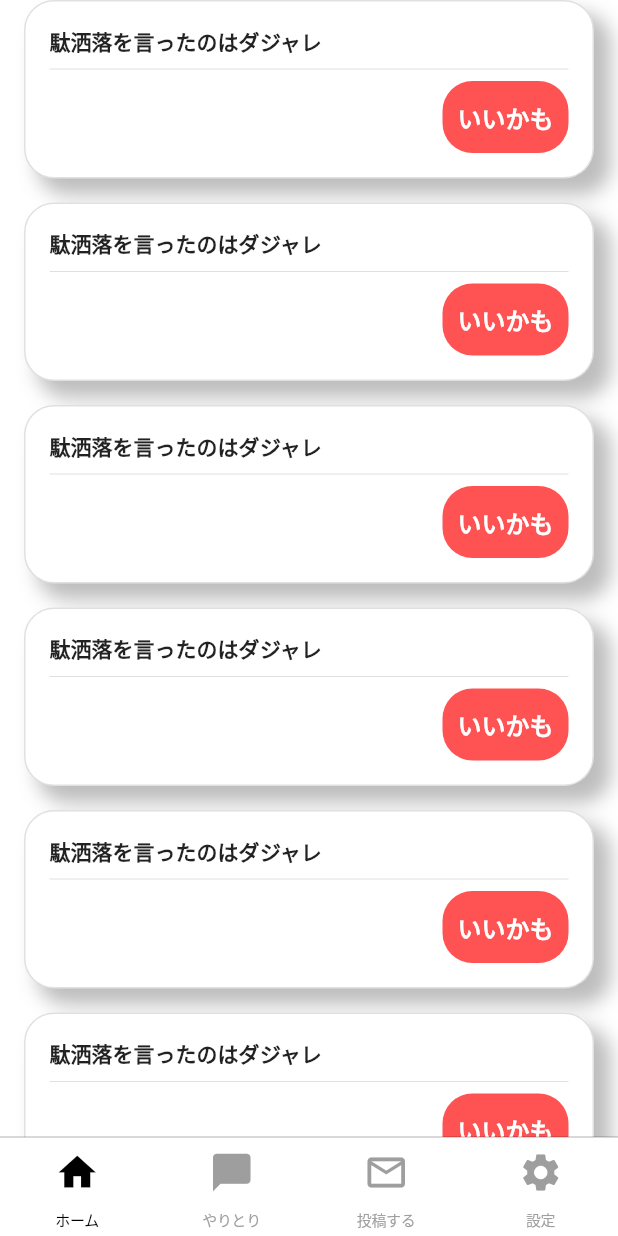
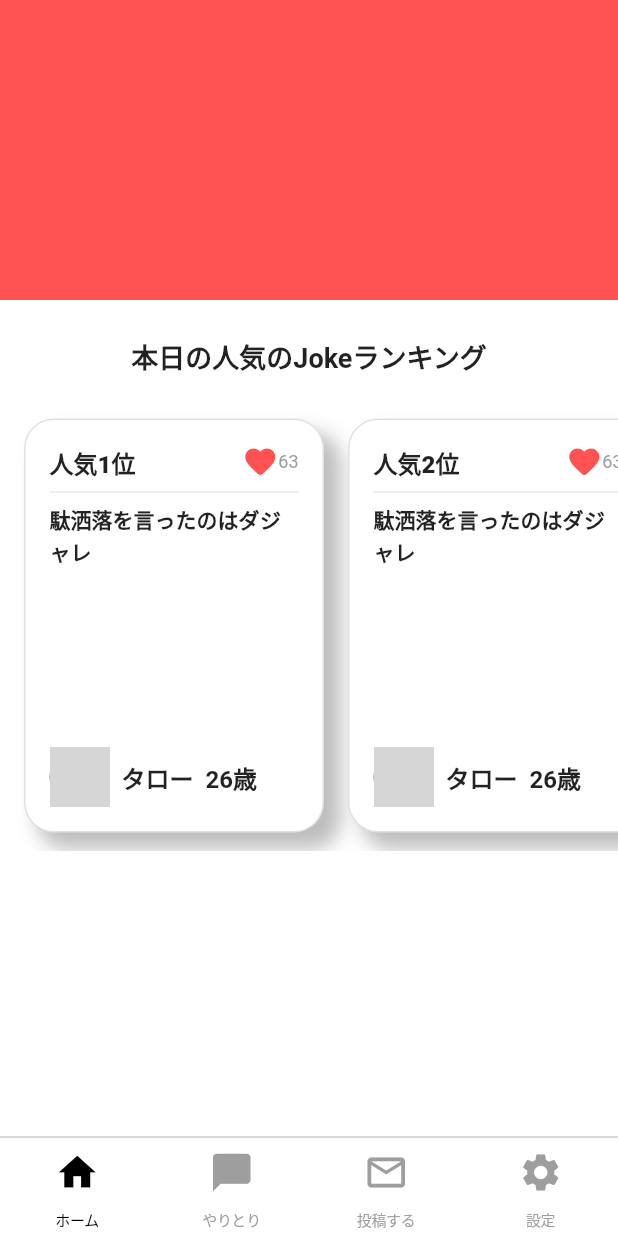
Before and after one commit to hideokawahara/flutter_3_dajare, a Flutter app: the screen it shows after launch, on a phone screen of 412 x 824 dp. Run offline on Flutter 3.47's test engine with Material 2 defaults, Android fonts, the phone set to English and light mode, and no system bars; network calls fail; Roboto replaces fonts that are missing (Shippori_Antique); grey boxes are pictures that could not be loaded.

Commit message:
feat: 人気ランキングリスト作成

```diff
--- a/lib/bottom_tab.dart
+++ b/lib/bottom_tab.dart
@@ -1,7 +1,8 @@
 import 'package:flutter/cupertino.dart';
 import 'package:flutter/material.dart';
 import 'package:flutter_3_dajare/pages/favorite_list_page.dart';
-import 'package:flutter_3_dajare/pages/home_page.dart';
+import 'package:flutter_3_dajare/pages/female_home_page.dart';
+import 'package:flutter_3_dajare/pages/male_home_page.dart';
 import 'package:flutter_3_dajare/pages/message_list_page.dart';
 import 'package:flutter_3_dajare/pages/my_page.dart';
 import 'package:flutter_3_dajare/view_model/authentication_view_model.dart';
@@ -32,7 +33,7 @@ class BottomTab extends StatelessWidget {
   };
 
   final Map<Widget, BottomNavigationBarItem> maleAccountContents = {
-    const FemaleAccountHomePage(): const BottomNavigationBarItem(
+    const MaleAccountHomePage(): const BottomNavigationBarItem(
       icon: Icon(Icons.home),
       label: 'ホーム',
     ),
--- /dev/null
+++ b/lib/pages/male_home_page.dart
@@ -0,0 +1,164 @@
+import 'package:flutter/material.dart';
+import 'package:flutter/rendering.dart';
+
+class MaleAccountHomePage extends StatelessWidget {
+  const MaleAccountHomePage({Key? key}) : super(key: key);
+
+  @override
+  Widget build(BuildContext context) {
+    return const Scaffold(
+      backgroundColor: Colors.white,
+      body: MaleAccountHomePageBody(),
+    );
+  }
+}
+
+class MaleAccountHomePageBody extends StatelessWidget {
+  const MaleAccountHomePageBody({Key? key}) : super(key: key);
+
+  @override
+  Widget build(BuildContext context) {
+    final double screenWidth = MediaQuery.of(context).size.width;
+    return SafeArea(
+      child: Column(
+        mainAxisSize: MainAxisSize.min,
+        children: [
+          Container(
+            width: screenWidth,
+            height: 200,
+            color: Colors.redAccent,
+          ),
+          const SizedBox(
+            height: 24,
+          ),
+          popularJokeListSection(),
+        ],
+      ),
+    );
+  }
+
+  Widget popularJokeListSection() {
+    return Expanded(
+      child: Column(
+        mainAxisSize: MainAxisSize.min,
+        children: [
+          const Text(
+            '本日の人気のJokeランキング',
+            style: TextStyle(
+              fontSize: 18,
+              fontWeight: FontWeight.w700,
+            ),
+          ),
+          const SizedBox(
+            height: 16,
+          ),
+          SizedBox(
+            height: 300,
+            child: ListView.builder(
+              scrollDirection: Axis.horizontal,
+              padding: const EdgeInsets.symmetric(horizontal: 16, vertical: 12),
+              itemCount: 6,
+              shrinkWrap: true,
+              itemBuilder: (BuildContext listContext, int index) {
+                int rank = index + 1;
+                return Container(
+                  width: 200,
+                  margin: const EdgeInsets.only(right: 16),
+                  padding:
+                      const EdgeInsets.symmetric(horizontal: 16, vertical: 16),
+                  decoration: BoxDecoration(
+                    color: Colors.white,
+                    borderRadius: BorderRadius.circular(20.0),
+                    border: Border.all(color: Colors.black12),
+                    boxShadow: const [
+                      BoxShadow(
+                        color: Colors.black26,
+                        spreadRadius: 1.0,
+                        blurRadius: 10.0,
+                        offset: Offset(10, 10),
+                      ),
+                    ],
+                  ),
+                  child: Column(
+                    children: [
+                      Row(
+                        children: [
+                          Text(
+                            '人気$rank位',
+                            style: const TextStyle(
+                              fontSize: 16,
+                              fontWeight: FontWeight.w800,
+                            ),
+                          ),
+                          const Spacer(),
+                          const Icon(
+                            Icons.favorite_rounded,
+                            color: Colors.redAccent,
+                          ),
+                          const Text(
+                            "63",
+                            style: TextStyle(
+                              fontSize: 12,
+                              fontWeight: FontWeight.w400,
+                              color: Colors.grey,
+                            ),
+                          ),
+                        ],
+                      ),
+                      const Divider(),
+                      const Align(
+                        alignment: Alignment.centerLeft,
+                        child: Text(
+                          "駄洒落を言ったのはダジャレ",
+                          style: TextStyle(
+                            fontSize: 14,
+                            fontWeight: FontWeight.bold,
+                            fontFamily: 'Shippori_Antique',
+                          ),
+                        ),
+                      ),
+                      const Spacer(),
+                      InkWell(
+                        onTap: () {},
+                        child: Row(
+                          children: [
+                            CircleAvatar(
+                              backgroundImage: Image.network(
+                                "https://pakutaso.cdn.rabify.me/shared/img/thumb/bakarizmPAR56935.jpg.webp?d=1420",
+                                fit: BoxFit.cover,
+                              ).image,
+                            ),
+                            const SizedBox(
+                              width: 8,
+                            ),
+                            const Text(
+                              "タロー",
+                              style: TextStyle(
+                                fontSize: 16,
+                                fontWeight: FontWeight.bold,
+                              ),
+                            ),
+                            const SizedBox(
+                              width: 8,
+                            ),
+                            const Text(
+                              "26歳",
+                              style: TextStyle(
+                                fontSize: 16,
+                                fontWeight: FontWeight.bold,
+                              ),
+                            ),
+                          ],
+                        ),
+                      ),
+                    ],
+                  ),
+                );
+              },
+            ),
+          ),
+        ],
+      ),
+    );
+  }
+}
```
Also changed, not shown: lib/pages/female_home_page.dart (renamed from lib/pages/home_page.dart).
